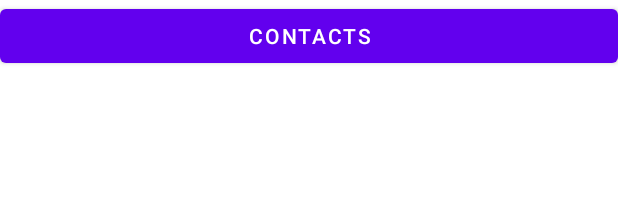
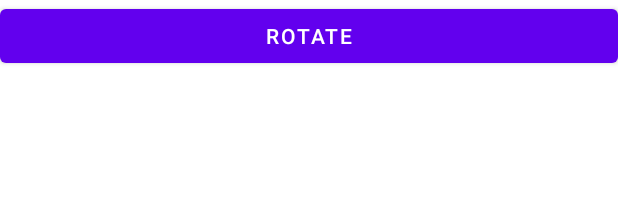
Before and after one commit to Isaac23-K/Gaming, an Android app: the layout activity_main.xml on its own in the app's theme, with its tools: preview values and no code run, on a phone screen of 412 x 824 dp. Shown: the top 218 px of the screen. Run offline under Robolectric (Android 15) with nearby library versions, the phone set to English and light mode, and no system bars; network calls fail.

```diff
--- a/app/src/main/java/com/moringaschool/jokes/ui/MainActivity.java
+++ b/app/src/main/java/com/moringaschool/jokes/ui/MainActivity.java
@@ -44,7 +44,7 @@ public class MainActivity extends AppCompatActivity {
         b.setOnClickListener(new View.OnClickListener() {
             @Override
             public void onClick(View v) {
-                Animation animation = AnimationUtils.loadAnimation(MainActivity.this,R.anim.zoomout);
+                Animation animation = AnimationUtils.loadAnimation(MainActivity.this,R.anim.righttoleft);
                 b.startAnimation(animation);
             }
         });
--- a/app/src/main/res/layout/activity_main.xml
+++ b/app/src/main/res/layout/activity_main.xml
@@ -27,7 +27,8 @@
             android:id="@+id/btn"
             android:layout_width="match_parent"
             android:layout_height="wrap_content"
-            android:text="Contacts" />
+            android:text="Rotate"
+            app:iconTint="#190F0F" />
     </FrameLayout>
 
 </androidx.constraintlayout.widget.ConstraintLayout>
```
